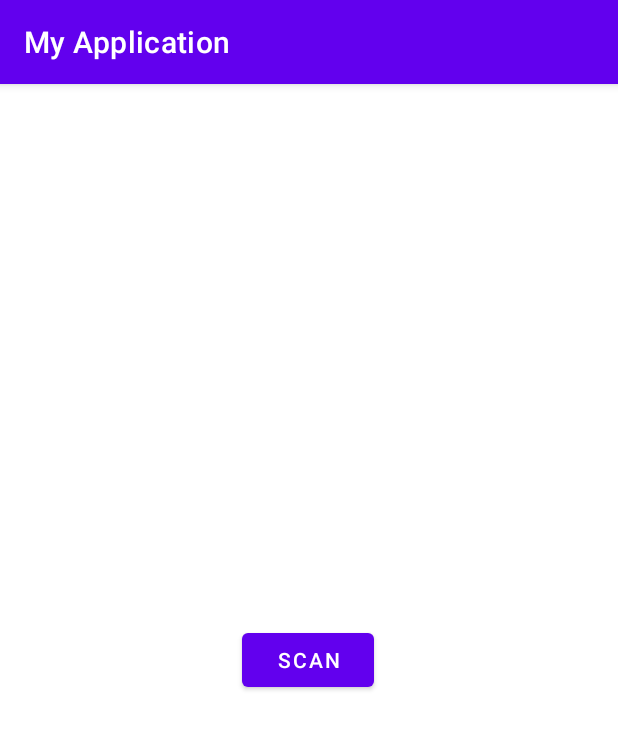
After one commit to luzhiqian00/MeasureTest, an Android app: the ScanActivity screen opened directly, with no data from a screen before it, on a phone screen of 412 x 824 dp. The commit adds this screen. Shown: the top 729 px of the screen. Run offline under Robolectric (Android 15) with nearby library versions, the phone set to English and light mode, and no system bars.

Commit message:
增加scanActivity

```diff
--- /dev/null
+++ b/app/src/main/java/com/example/myapplication/ScanActivity.kt
@@ -0,0 +1,86 @@
+package com.example.myapplication
+
+import android.annotation.SuppressLint
+import android.bluetooth.BluetoothAdapter
+import android.bluetooth.le.ScanCallback
+import android.bluetooth.le.ScanResult
+import androidx.appcompat.app.AppCompatActivity
+import android.os.Bundle
+import android.os.Handler
+import android.util.Log
+import com.example.myapplication.UI.LeDeviceListAdapter
+import com.example.myapplication.databinding.ActivityMainBinding
+import com.example.myapplication.databinding.ActivityScanBinding
+
+class ScanActivity : AppCompatActivity() {
+    // 伴生对象，类似于静态对象
+    companion object {
+        private const val TAG = "ScanActivity"
+
+    }
+
+    // 使用懒加载初始化绑定视图
+    private val binding by lazy { ActivityScanBinding.inflate(layoutInflater) }
+    private val deviceListView by lazy { binding.deviceListView }
+    private val scanButton by lazy { binding.scanButton }
+    private val leDeviceListAdapter by lazy { LeDeviceListAdapter() }
+
+    private val bluetoothAdapter: BluetoothAdapter? = BluetoothAdapter.getDefaultAdapter()
+    private val bluetoothLeScanner = bluetoothAdapter?.bluetoothLeScanner
+    private var scanning = false
+    private val handler = Handler()
+
+    // Stops scanning after 10 seconds.
+    private val SCAN_PERIOD: Long = 10000
+
+
+
+    override fun onCreate(savedInstanceState: Bundle?) {
+        super.onCreate(savedInstanceState)
+
+        setContentView(binding.root)
+        deviceListView.adapter = leDeviceListAdapter
+        // 设置按钮点击事件监听器
+
+        scanButton.setOnClickListener {
+            // 开始或停止扫描
+            scanLeDevice()
+        }
+
+
+
+
+    }
+
+
+
+    @SuppressLint("MissingPermission")
+    private fun scanLeDevice() {
+        if (!scanning) { // Stops scanning after a pre-defined scan period.
+            handler.postDelayed({
+                scanning = false
+                bluetoothLeScanner?.stopScan(leScanCallback)
+            }, SCAN_PERIOD)
+            scanning = true
+            bluetoothLeScanner?.startScan(leScanCallback)
+        } else {
+            scanning = false
+            bluetoothLeScanner?.stopScan(leScanCallback)
+        }
+    }
+
+    // Device scan callback.
+    private val leScanCallback: ScanCallback = object : ScanCallback() {
+        override fun onScanResult(callbackType: Int, result: ScanResult) {
+            Log.d(result.device.toString(),"BLEMeasure")
+            super.onScanResult(callbackType, result)
+            leDeviceListAdapter.addDevice(result.device)
+            leDeviceListAdapter.notifyDataSetChanged()
+        }
+    }
+
+
+
+
+
+}
--- a/app/src/main/java/com/example/myapplication/ble/BLEService.kt
+++ b/app/src/main/java/com/example/myapplication/ble/BLEService.kt
@@ -3,6 +3,9 @@ package com.example.myapplication.ble
 import android.annotation.SuppressLint
 import android.app.Service
 import android.bluetooth.*
+import android.bluetooth.le.BluetoothLeScanner
+import android.bluetooth.le.ScanCallback
+import android.bluetooth.le.ScanResult
 import android.content.Intent
 import android.os.Binder
 import android.os.IBinder
@@ -467,4 +470,5 @@ class BLEService : Service() {
     }
 
 
+
 }
--- a/app/src/main/res/layout/activity_main.xml
+++ b/app/src/main/res/layout/activity_main.xml
@@ -10,7 +10,7 @@
         android:id="@+id/MeasureButton"
         android:layout_width="wrap_content"
         android:layout_height="wrap_content"
-        android:text="BlueToothButton"
+        android:text="BlueToothScanButton"
         app:layout_constraintStart_toStartOf="parent"
         app:layout_constraintTop_toTopOf="parent"
         app:layout_constraintEnd_toEndOf="parent"
--- /dev/null
+++ b/app/src/main/res/layout/activity_scan.xml
@@ -0,0 +1,35 @@
+<?xml version="1.0" encoding="utf-8"?>
+<androidx.constraintlayout.widget.ConstraintLayout xmlns:android="http://schemas.android.com/apk/res/android"
+    xmlns:app="http://schemas.android.com/apk/res-auto"
+    xmlns:tools="http://schemas.android.com/tools"
+    android:layout_width="match_parent"
+    android:layout_height="match_parent"
+    tools:context=".ScanActivity">
+
+    <ListView
+        android:id="@+id/deviceListView"
+        android:layout_width="match_parent"
+        android:layout_height="wrap_content"
+        android:divider="@null"
+        android:dividerHeight="0dp"
+        app:layout_constraintTop_toTopOf="parent"
+
+        />
+
+    <!-- Button 添加到布局中 -->
+    <Button
+        android:id="@+id/scanButton"
+        android:layout_width="wrap_content"
+        android:layout_height="wrap_content"
+        android:layout_margin="16dp"
+        android:text="Scan"
+        app:layout_constraintBottom_toBottomOf="parent"
+        app:layout_constraintEnd_toEndOf="parent"
+        app:layout_constraintHorizontal_bias="0.498"
+        app:layout_constraintStart_toStartOf="parent"
+        app:layout_constraintTop_toTopOf="parent" />
+
+
+
+
+</androidx.constraintlayout.widget.ConstraintLayout>
```
Also changed, not shown: app/src/main/AndroidManifest.xml (+21 -17 lines), app/src/main/java/com/example/myapplication/MainActivity.kt (+15 -3 lines), app/src/main/java/com/example/myapplication/UI/LeDeviceListAdapter.kt (added, +56 -0 lines), app/src/main/res/layout/bluetooth_device_layout.xml (added, +13 -0 lines), 1 other file.
